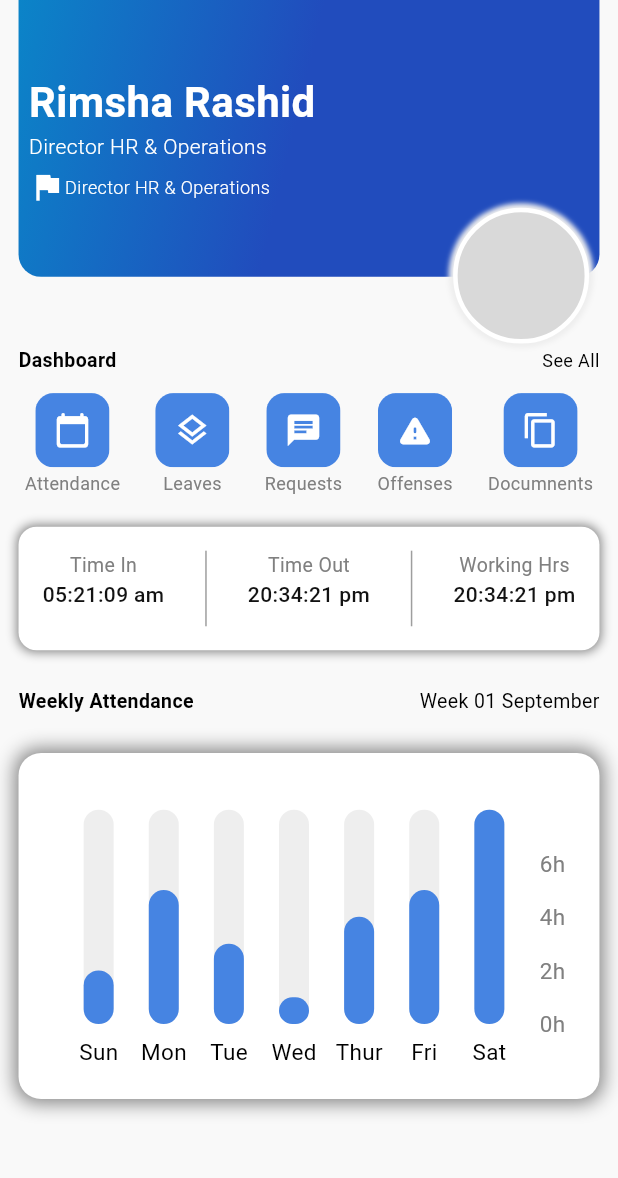
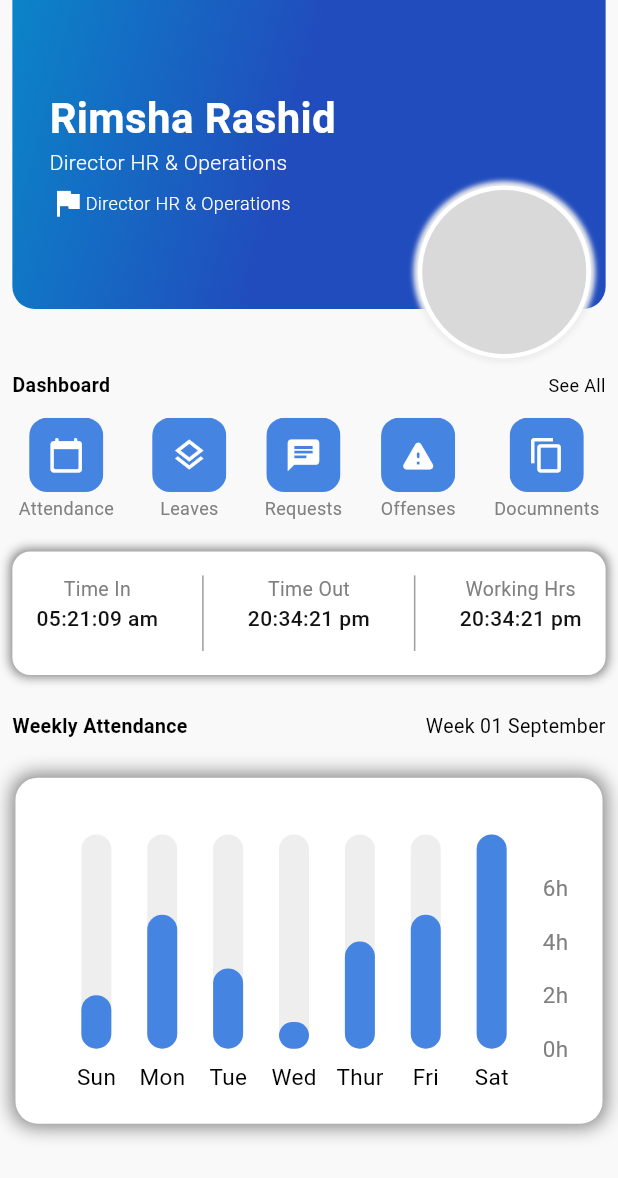
Before and after one commit to RDfahad/apphrmsnew, a Flutter app: the DashBoardScreenNew screen opened directly, on a phone screen of 412 x 824 dp. Shown: the top 1178 px of the screen. Run offline on Flutter 3.47's test engine with Material 2 defaults, Android fonts, the phone set to English and light mode, and no system bars; drawn by our look-alikes of fl_chart; our stand-ins replace bloc, flutter_bloc, get_it, hive, hive_flutter; accounts and stored records are empty.

Commit message:
dashboard

```diff
--- a/lib/ui/screens/bottom_navigation/screen/bottom_navigation_screen.dart
+++ b/lib/ui/screens/bottom_navigation/screen/bottom_navigation_screen.dart
@@ -114,7 +114,7 @@ class BottomNavigationScreen extends StatelessWidget {
   Widget _getBodyForTab(BottomNavigationTabState tab) {
     switch (tab) {
       case BottomNavigationTabState.homeScreen:
-        return DashBoardScreen();
+        return DashBoardScreenNew();
       case BottomNavigationTabState.attendance:
         return LeaveRequestScreen();
       case BottomNavigationTabState.detailReports:
--- a/lib/ui/screens/dashboard/view/dashboard_screen.dart
+++ b/lib/ui/screens/dashboard/view/dashboard_screen.dart
@@ -70,7 +70,7 @@ class DashBoardScreen extends StatelessWidget {
                       properties: properties,
                       pageName: [
                         LeaveRequestScreen(),
-                        DashBoardScreen(),
+                        DashBoardScreenNew(),
                         LeaveRequestScreen(),
                         const Scaffold(),
                       ],
@@ -152,102 +152,15 @@ class DashBoardScreenNew extends StatelessWidget {
       backgroundColor: AppColor.appBackgroundColor,
       body: Padding(
         padding:
-            EdgeInsets.symmetric(horizontal: context.getScreenWidth * 0.03),
+            EdgeInsets.symmetric(horizontal: context.getScreenWidth * 0.02),
         child: Column(
           children: [
-            // SizedBox(
-            //   height: context.getScreenHeight * 0.28,
-            //   child: Stack(
-            //     children: [
-            //       Container(
-            //         padding: EdgeInsets.symmetric(
-            //             horizontal: context.getScreenWidth * 0.03),
-            //         decoration: const BoxDecoration(
-            //             gradient: LinearGradient(
-            //               begin: Alignment.topLeft,
-            //               end: Alignment.centerRight,
-            //               colors: [
-            //                 Color(0xFF0b84c8),
-            //                 Color(0xff214cbd),
-            //                 Color(0xff214cbd),
-            //               ],
-            //             ),
-            //             borderRadius: BorderRadius.only(
-            //               bottomLeft: Radius.circular(15),
-            //               bottomRight: Radius.circular(15),
-            //             )),
-            //         height: context.getScreenHeight * 0.2,
-            //         child: Column(
-            //           crossAxisAlignment: CrossAxisAlignment.stretch,
-            //           mainAxisAlignment: MainAxisAlignment.center,
-            //           children: [
-            //             const Text(
-            //               "Rimsha Rashid",
-            //               style: TextStyle(
-            //                   color: AppColor.primaryTextWhiteColor,
-            //                   fontSize: 28,
-            //                   fontWeight: FontWeight.w600),
-            //             ),
-            //             const Text(
-            //               "Director HR & Operations",
-            //               style: TextStyle(
-            //                   color: AppColor.primaryTextWhiteColor,
-            //                   fontSize: 14,
-            //                   fontWeight: FontWeight.w300),
-            //             ),
-            //             SizedBox(
-            //               height: context.getScreenHeight * 0.02,
-            //             ),
-            //             const Row(
-            //               children: [
-            //                 Icon(
-            //                   Icons.flag,
-            //                   color: AppColor.primaryTextWhiteColor,
-            //                 ),
-            //                 Text(
-            //                   "Director HR & Operations",
-            //                   style: TextStyle(
-            //                       color: AppColor.primaryTextWhiteColor,
-            //                       fontSize: 12,
-            //                       fontWeight: FontWeight.w300),
-            //                 ),
-            //               ],
-            //             ),
-            //           ],
-            //         ),
-            //       ),
-            //       Positioned(
-            //         top: context.getScreenHeight * 0.14,
-            //         right: context.getScreenHeight * 0.03,
-            //         child: Container(
-            //           height: context.getScreenHeight * 0.12,
-            //           width: context.getScreenHeight * 0.12,
-            //           decoration: BoxDecoration(
-            //             shape: BoxShape.circle,
-            //             color: const Color(0xFFd9d9d9),
-            //             border: Border.all(
-            //               color: AppColor.whiteColor,
-            //               width: 3,
-            //             ),
-            //             boxShadow: [
-            //               BoxShadow(
-            //                 spreadRadius: 3,
-            //                 color: Colors.grey.shade200,
-            //                 blurRadius: 2,
-            //               ),
-            //             ],
-            //           ),
-            //         ),
-            //       ),
-            //     ],
-            //   ),
-            // ),
             CustomProfileCard(
               name: "Rimsha Rashid",
               title: "Director HR & Operations",
               icon: Icons.flag,
-              cardHeight: context.getScreenHeight * 0.28,
-              profileImageSize: context.getScreenHeight * 0.11,
+              cardHeight: context.getScreenHeight * 0.3,
+              profileImageSize: context.getScreenHeight * 0.14,
             ),
 
             const Row(
@@ -412,10 +325,10 @@ class IconCard extends StatelessWidget {
                   size: 25,
                 )),
           ),
-          SizedBox(height: 2),
+          const SizedBox(height: 2),
           Text(
             iconName,
-            style: TextStyle(
+            style: const TextStyle(
               color: AppColor.secondaryTextColor,
               fontSize: 12,
             ),
@@ -449,7 +362,7 @@ class CustomProfileCard extends StatelessWidget {
       child: Stack(
         children: [
           Container(
-            padding: EdgeInsets.symmetric(horizontal: cardHeight * 0.03),
+            padding: EdgeInsets.symmetric(horizontal: cardHeight * 0.1),
             decoration: const BoxDecoration(
               gradient: LinearGradient(
                 begin: Alignment.topLeft,
@@ -465,14 +378,14 @@ class CustomProfileCard extends StatelessWidget {
                 bottomRight: Radius.circular(15),
               ),
             ),
-            height: cardHeight * 0.8,
+            height: context.getScreenHeight * 0.25,
             child: Column(
               crossAxisAlignment: CrossAxisAlignment.stretch,
               mainAxisAlignment: MainAxisAlignment.center,
               children: [
                 Text(
                   name,
-                  style: TextStyle(
+                  style: const TextStyle(
                     color: Colors.white,
                     fontSize: 28,
                     fontWeight: FontWeight.w600,
@@ -480,7 +393,7 @@ class CustomProfileCard extends StatelessWidget {
                 ),
                 Text(
                   title,
-                  style: TextStyle(
+                  style: const TextStyle(
                     color: Colors.white,
                     fontSize: 14,
                     fontWeight: FontWeight.w300,
@@ -497,7 +410,7 @@ class CustomProfileCard extends StatelessWidget {
                     ),
                     Text(
                       title,
-                      style: TextStyle(
+                      style: const TextStyle(
                         color: Colors.white,
                         fontSize: 12,
                         fontWeight: FontWeight.w300,
@@ -509,8 +422,8 @@ class CustomProfileCard extends StatelessWidget {
             ),
           ),
           Positioned(
-            top: cardHeight * 0.6,
-            right: cardHeight * 0.03,
+            top: cardHeight * 0.5,
+            right: cardHeight * 0.04,
             child: Container(
               height: profileImageSize,
               width: profileImageSize,
```
